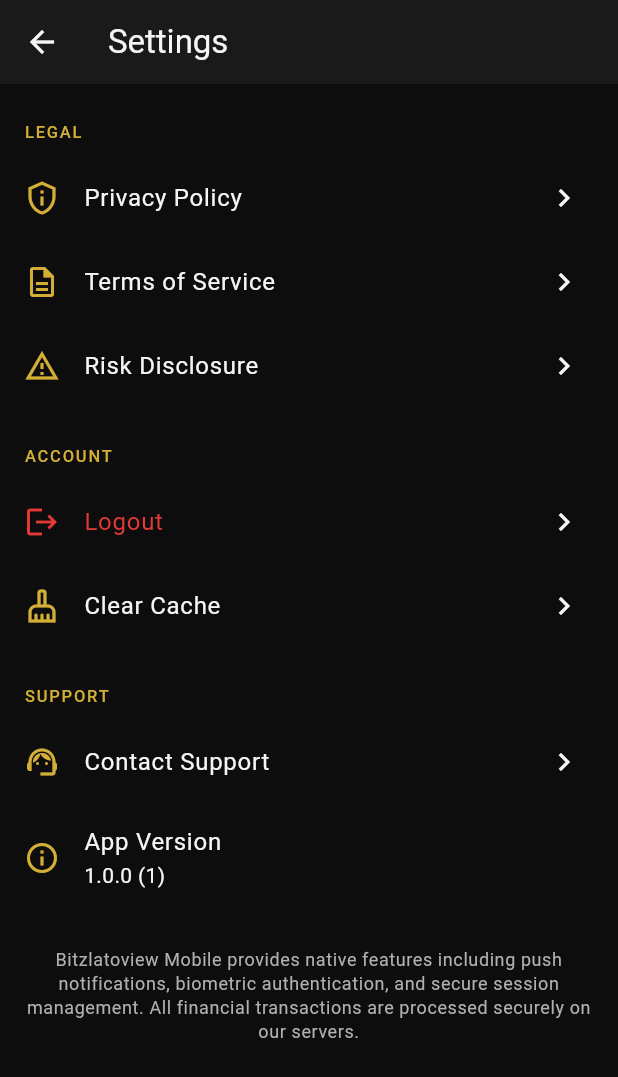
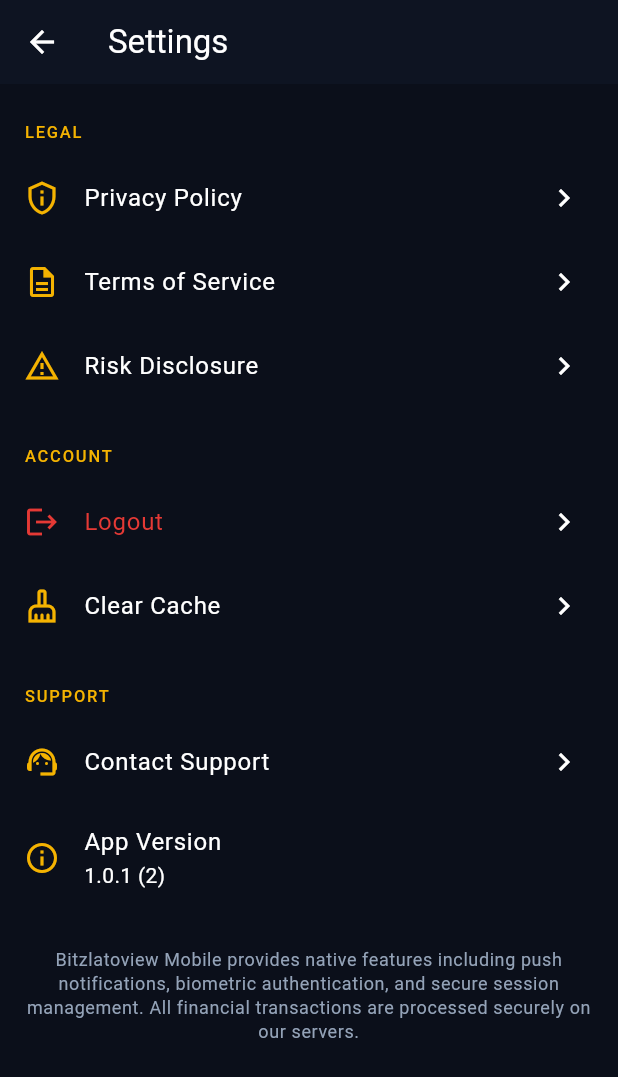
Before and after one commit to ecozeentech/-Bitzlatoview-App, a Flutter app: the screen it shows after launch, after a tap on the "settings" icon, on a phone screen of 412 x 824 dp. Shown: the top 1077 px of the screen. Run offline on Flutter 3.47's test engine with Material 3 defaults, Android fonts, the phone set to English and light mode, and no system bars; our stand-ins replace app_links, camera, connectivity_plus, device_info_plus, file_picker, firebase_core and 11 more; missing offline and left inert: flutter_inappwebview, webview_cookie_manager_plus; accounts and stored records are empty.

Commit message:
feat: apply official Bitzlatoview branding from website assets
- Download and bundle official icons from app.bitzlatoview.com/icons
- Add BitzlatoviewLogo widget matching site wordmark (Bitzlato + view)
- Update theme colors to website tokens (#0B0F1A, #F5B301 gradient)
- Regenerate Android/iOS launcher icons and native splash screens
- Update splash, app bar, and offline screen with branded logo
- Bump version to 1.0.1+2

Co-authored-by: Ecozeen Tech <ecozeentech@users.noreply.github.com>

```diff
--- a/lib/config/theme.dart
+++ b/lib/config/theme.dart
@@ -1,13 +1,23 @@
 import 'package:flutter/material.dart';
 
 class AppTheme {
-  static const Color primaryGold = Color(0xFFD4AF37);
-  static const Color darkBackground = Color(0xFF0D0D0D);
-  static const Color darkSurface = Color(0xFF1A1A1A);
-  static const Color darkCard = Color(0xFF242424);
-  static const Color textPrimary = Color(0xFFF5F5F5);
-  static const Color textSecondary = Color(0xFFB0B0B0);
+  // Matches app.bitzlatoview.com manifest + CSS brand tokens
+  static const Color brandGold = Color(0xFFF5B301);
+  static const Color brandGoldLight = Color(0xFFFFE08A);
+  static const Color primaryGold = brandGold;
+  static const Color darkBackground = Color(0xFF0B0F1A);
+  static const Color darkSurface = Color(0xFF0E1422);
+  static const Color darkCard = Color(0xFF151C2E);
+  static const Color textPrimary = Color(0xFFFFFFFF);
+  static const Color textSecondary = Color(0xFF94A3B8);
+  static const Color textOnBrand = Color(0xFF070A12);
   static const Color errorColor = Color(0xFFE53935);
+
+  static const LinearGradient brandGradient = LinearGradient(
+    begin: Alignment.topLeft,
+    end: Alignment.bottomRight,
+    colors: [brandGold, brandGoldLight],
+  );
 
   static ThemeData get darkTheme {
     return ThemeData(
@@ -15,18 +25,19 @@ class AppTheme {
       brightness: Brightness.dark,
       scaffoldBackgroundColor: darkBackground,
       colorScheme: const ColorScheme.dark(
-        primary: primaryGold,
-        secondary: primaryGold,
+        primary: brandGold,
+        secondary: brandGoldLight,
         surface: darkSurface,
         error: errorColor,
-        onPrimary: darkBackground,
-        onSecondary: darkBackground,
+        onPrimary: textOnBrand,
+        onSecondary: textOnBrand,
         onSurface: textPrimary,
       ),
       appBarTheme: const AppBarTheme(
         backgroundColor: darkSurface,
         foregroundColor: textPrimary,
         elevation: 0,
+        centerTitle: false,
       ),
       cardTheme: CardThemeData(
         color: darkCard,
@@ -35,19 +46,26 @@ class AppTheme {
       ),
       elevatedButtonTheme: ElevatedButtonThemeData(
         style: ElevatedButton.styleFrom(
-          backgroundColor: primaryGold,
-          foregroundColor: darkBackground,
+          backgroundColor: brandGold,
+          foregroundColor: textOnBrand,
           padding: const EdgeInsets.symmetric(horizontal: 24, vertical: 12),
           shape: RoundedRectangleBorder(borderRadius: BorderRadius.circular(8)),
         ),
       ),
       textTheme: const TextTheme(
-        headlineLarge: TextStyle(color: textPrimary, fontWeight: FontWeight.bold),
-        headlineMedium: TextStyle(color: textPrimary, fontWeight: FontWeight.w600),
+        headlineLarge: TextStyle(
+          color: textPrimary,
+          fontWeight: FontWeight.w700,
+          letterSpacing: -0.5,
+        ),
+        headlineMedium: TextStyle(
+          color: textPrimary,
+          fontWeight: FontWeight.w600,
+        ),
         bodyLarge: TextStyle(color: textPrimary),
         bodyMedium: TextStyle(color: textSecondary),
       ),
-      progressIndicatorTheme: const ProgressIndicatorThemeData(color: primaryGold),
+      progressIndicatorTheme: const ProgressIndicatorThemeData(color: brandGold),
       snackBarTheme: SnackBarThemeData(
         backgroundColor: darkCard,
         contentTextStyle: const TextStyle(color: textPrimary),
--- a/lib/screens/offline_screen.dart
+++ b/lib/screens/offline_screen.dart
@@ -1,6 +1,8 @@
 import 'package:flutter/material.dart';
 
 import '../config/theme.dart';
+
+import '../widgets/bitzlatoview_logo.dart';
 
 class OfflineScreen extends StatelessWidget {
   const OfflineScreen({
@@ -20,6 +22,8 @@ class OfflineScreen extends StatelessWidget {
           child: Column(
             mainAxisAlignment: MainAxisAlignment.center,
             children: [
+              const BitzlatoviewAppIcon(size: 72),
+              const SizedBox(height: 32),
               Icon(
                 Icons.wifi_off_rounded,
                 size: 80,
--- a/lib/screens/splash_screen.dart
+++ b/lib/screens/splash_screen.dart
@@ -1,7 +1,7 @@
 import 'package:flutter/material.dart';
 
-import '../config/constants.dart';
 import '../config/theme.dart';
+import '../widgets/bitzlatoview_logo.dart';
 
 class SplashScreen extends StatelessWidget {
   const SplashScreen({super.key});
@@ -14,27 +14,12 @@ class SplashScreen extends StatelessWidget {
         child: Column(
           mainAxisAlignment: MainAxisAlignment.center,
           children: [
-            Container(
-              width: 120,
-              height: 120,
-              decoration: BoxDecoration(
-                color: AppTheme.darkCard,
-                borderRadius: BorderRadius.circular(24),
-                border: Border.all(color: AppTheme.primaryGold, width: 2),
-              ),
-              child: const Icon(
-                Icons.currency_bitcoin,
-                size: 64,
-                color: AppTheme.primaryGold,
-              ),
-            ),
-            const SizedBox(height: 24),
-            Text(
-              AppConstants.appName,
-              style: Theme.of(context).textTheme.headlineLarge?.copyWith(
-                    color: AppTheme.primaryGold,
-                    letterSpacing: 1.2,
-                  ),
+            const BitzlatoviewAppIcon(size: 128),
+            const SizedBox(height: 28),
+            const BitzlatoviewLogo(
+              iconSize: 0,
+              fontSize: 28,
+              showWordmark: true,
             ),
             const SizedBox(height: 8),
             Text(
--- a/lib/screens/webview_screen.dart
+++ b/lib/screens/webview_screen.dart
@@ -15,6 +15,7 @@ import '../providers/webview_provider.dart';
 import '../services/deep_link_service.dart';
 import '../services/js_bridge_service.dart';
 import '../utils/helpers.dart';
+import '../widgets/bitzlatoview_logo.dart';
 import '../widgets/error_widget.dart';
 import '../widgets/loading_indicator.dart';
 import 'offline_screen.dart';
@@ -136,7 +137,7 @@ class _WebViewScreenState extends State<WebViewScreen> {
         return Scaffold(
           backgroundColor: AppTheme.darkBackground,
           appBar: AppBar(
-            title: const Text(AppConstants.appName),
+            title: const BitzlatoviewLogo(iconSize: 32, fontSize: 20),
             actions: [
               IconButton(
                 icon: const Icon(Icons.settings_outlined),
--- /dev/null
+++ b/lib/widgets/bitzlatoview_logo.dart
@@ -0,0 +1,142 @@
+import 'package:flutter/material.dart';
+
+import '../config/theme.dart';
+
+/// Brand logo matching app.bitzlatoview.com header:
+/// gradient icon badge + "Bitzlato" (white) + "view" (gold).
+class BitzlatoviewLogo extends StatelessWidget {
+  const BitzlatoviewLogo({
+    super.key,
+    this.iconSize = 36,
+    this.fontSize = 22,
+    this.showWordmark = true,
+    this.showTagline = false,
+  });
+
+  final double iconSize;
+  final double fontSize;
+  final bool showWordmark;
+  final bool showTagline;
+
+  @override
+  Widget build(BuildContext context) {
+    return Column(
+      mainAxisSize: MainAxisSize.min,
+      children: [
+        Row(
+          mainAxisSize: MainAxisSize.min,
+          crossAxisAlignment: CrossAxisAlignment.center,
+          children: [
+            if (iconSize > 0) _BrandIconBadge(size: iconSize),
+            if (showWordmark) ...[
+              if (iconSize > 0) SizedBox(width: iconSize * 0.35),
+              _BrandWordmark(fontSize: fontSize),
+            ],
+          ],
+        ),
+        if (showTagline) ...[
+          SizedBox(height: iconSize * 0.25),
+          Text(
+            'Secure Trading Platform',
+            style: TextStyle(
+              color: AppTheme.textSecondary,
+              fontSize: fontSize * 0.55,
+              fontWeight: FontWeight.w500,
+            ),
+          ),
+        ],
+      ],
+    );
+  }
+}
+
+class _BrandIconBadge extends StatelessWidget {
+  const _BrandIconBadge({required this.size});
+
+  final double size;
+
+  @override
+  Widget build(BuildContext context) {
+    final radius = size * 0.28;
+    return Container(
+      width: size,
+      height: size,
+      decoration: BoxDecoration(
+        gradient: AppTheme.brandGradient,
+        borderRadius: BorderRadius.circular(radius),
+        boxShadow: [
+          BoxShadow(
+            color: AppTheme.brandGold.withValues(alpha: 0.25),
+            blurRadius: size * 0.2,
+            offset: Offset(0, size * 0.06),
+          ),
+        ],
+      ),
+      alignment: Alignment.center,
+      child: Text(
+        'B',
+        style: TextStyle(
+          color: AppTheme.textOnBrand,
+          fontSize: size * 0.58,
+          fontWeight: FontWeight.w800,
+          height: 1,
+          letterSpacing: -1,
+        ),
+      ),
+    );
+  }
+}
+
+class _BrandWordmark extends StatelessWidget {
+  const _BrandWordmark({required this.fontSize});
+
+  final double fontSize;
+
+  @override
+  Widget build(BuildContext context) {
+    return RichText(
+      text: TextSpan(
+        style: TextStyle(
+          fontSize: fontSize,
+          fontWeight: FontWeight.w700,
+          letterSpacing: -0.5,
+          height: 1.1,
+        ),
+        children: const [
+          TextSpan(
+            text: 'Bitzlato',
+            style: TextStyle(color: AppTheme.textPrimary),
+          ),
+          TextSpan(
+            text: 'view',
+            style: TextStyle(color: AppTheme.brandGold),
+          ),
+        ],
+      ),
+    );
+  }
+}
+
+/// Square app icon image from official website assets.
+class BitzlatoviewAppIcon extends StatelessWidget {
+  const BitzlatoviewAppIcon({
+    super.key,
+    this.size = 120,
+  });
+
+  final double size;
+
+  @override
+  Widget build(BuildContext context) {
+    return ClipRRect(
+      borderRadius: BorderRadius.circular(size * 0.22),
+      child: Image.asset(
+        'assets/icons/icon-512x512.png',
+        width: size,
+        height: size,
+        fit: BoxFit.cover,
+        filterQuality: FilterQuality.high,
+      ),
+    );
+  }
+}
```
Also changed, not shown: pubspec.yaml (+16 -3 lines), assets/icons/icon-128x128.png (added), assets/icons/icon-144x144.png (added), assets/icons/icon-152x152.png (added), assets/icons/icon-180x180.png (added), assets/icons/icon-192x192.png (added), assets/icons/icon-384x384.png (added), assets/icons/icon-512x512.png (added), assets/icons/icon-72x72.png (added), assets/icons/icon-96x96.png (added), pubspec.lock, 67 other files.
